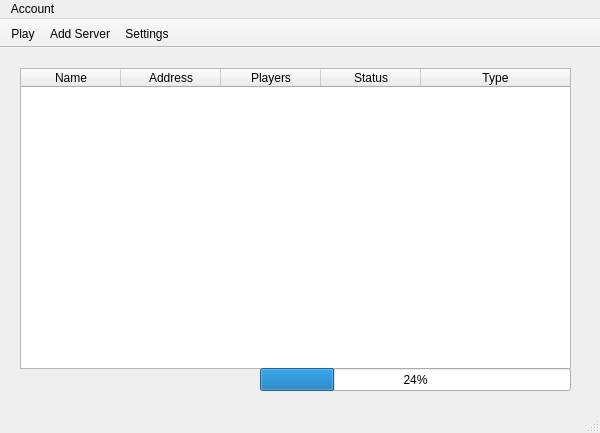
This is src/ui/kocity-qt.ui in ex4dev/brawl-starter as Qt 5 draws it before an edit. The edited form follows.
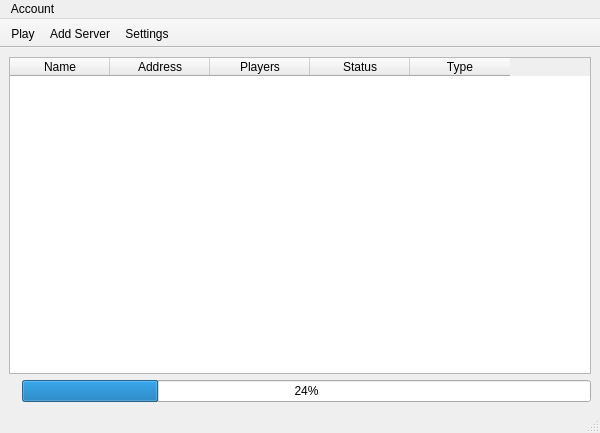
This is the edited form.

Commit message: Add settings dialog, make main screen layout more responsive

Diff of the .ui file:
```diff
--- a/src/ui/kocity-qt.ui
+++ b/src/ui/kocity-qt.ui
@@ -20,14 +20,11 @@
      <verstretch>0</verstretch>
     </sizepolicy>
    </property>
+   <layout class="QFormLayout" name="formLayout">
+    <item row="0" column="0" colspan="2">
    <widget class="QTableWidget" name="serverListWidget">
-    <property name="geometry">
-     <rect>
-      <x>20</x>
-      <y>20</y>
-      <width>551</width>
-      <height>301</height>
-     </rect>
+      <property name="sizeAdjustPolicy">
+       <enum>QAbstractScrollArea::AdjustToContents</enum>
     </property>
     <property name="editTriggers">
      <set>QAbstractItemView::NoEditTriggers</set>
@@ -63,7 +60,7 @@
      <bool>true</bool>
     </attribute>
     <attribute name="horizontalHeaderStretchLastSection">
-     <bool>true</bool>
+       <bool>false</bool>
     </attribute>
     <attribute name="verticalHeaderVisible">
      <bool>false</bool>
@@ -100,15 +97,18 @@
      </property>
     </column>
    </widget>
+    </item>
+    <item row="1" column="0" colspan="2">
+     <layout class="QHBoxLayout" name="horizontalLayout">
+      <item>
+       <widget class="QLabel" name="statusLabel">
+        <property name="text">
+         <string/>
+        </property>
+       </widget>
+      </item>
+      <item>
    <widget class="QProgressBar" name="progressBar">
-    <property name="geometry">
-     <rect>
-      <x>260</x>
-      <y>320</y>
-      <width>311</width>
-      <height>23</height>
-     </rect>
-    </property>
     <property name="value">
      <number>24</number>
     </property>
@@ -119,19 +119,10 @@
      <bool>false</bool>
     </property>
    </widget>
-   <widget class="QLabel" name="statusLabel">
-    <property name="geometry">
-     <rect>
-      <x>20</x>
-      <y>320</y>
-      <width>231</width>
-      <height>21</height>
-     </rect>
-    </property>
-    <property name="text">
-     <string/>
-    </property>
-   </widget>
+      </item>
+     </layout>
+    </item>
+   </layout>
   </widget>
   <widget class="QMenuBar" name="menuBar">
    <property name="geometry">
```
Left out of the diff: 3 changed lines with no effect on the pictures. Lines whose indentation alone changed are shown as unchanged. The commit also changes 9 other files.
